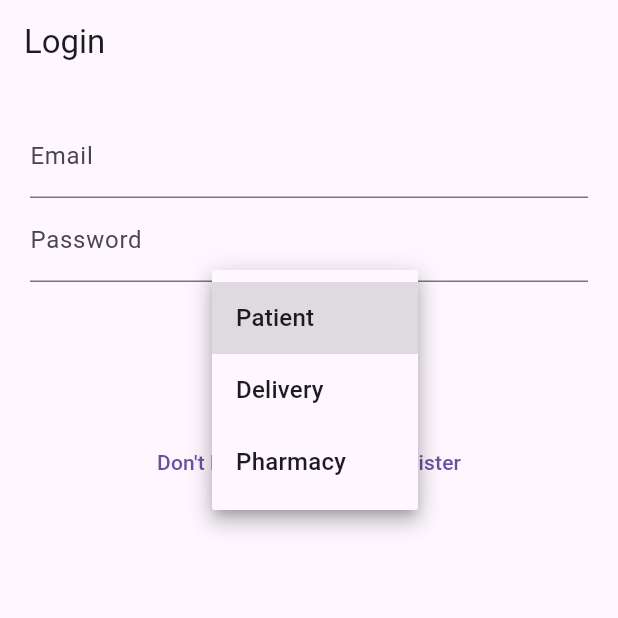
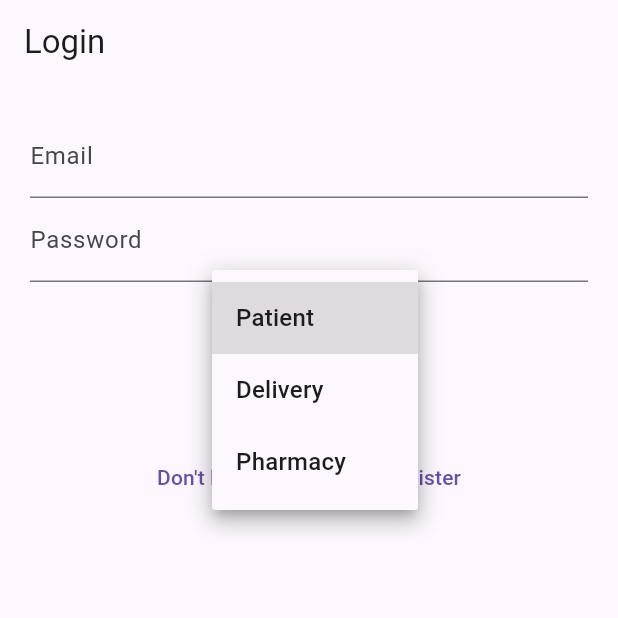
Before and after one commit to AfifaRahman-Mahira/emergency_medicine_finder, a Flutter app: the screen it shows after launch, after a tap on "Patient", on a phone screen of 412 x 824 dp, the top half of it. Run offline on Flutter 3.47's test engine with Material 3 defaults, Android fonts, the light colour scheme and no system bars; our stand-ins replace shared_preferences.

Commit message:
code cleanup

```diff
--- a/lib/data/dummy_data.dart
+++ b/lib/data/dummy_data.dart
@@ -8,27 +8,33 @@ List<Medicine> allMedicines = [];
 
 Future<void> saveAllData() async {
   final prefs = await SharedPreferences.getInstance();
-  final String userEnc = jsonEncode(users.map((u) => u.toMap()).toList());
-  final String medEnc = jsonEncode(allMedicines.map((m) => m.toMap()).toList());
 
-  await prefs.setString('user_db', userEnc);
-  await prefs.setString('med_db', medEnc);
+  await prefs.setString(
+    'user_db',
+    jsonEncode(users.map((u) => u.toMap()).toList()),
+  );
+
+  await prefs.setString(
+    'med_db',
+    jsonEncode(allMedicines.map((m) => m.toMap()).toList()),
+  );
 }
 
 Future<void> loadAllData() async {
   final prefs = await SharedPreferences.getInstance();
-  final String? savedUsers = prefs.getString('user_db');
-  final String? savedMeds = prefs.getString('med_db');
+
+  final savedUsers = prefs.getString('user_db');
+  final savedMeds = prefs.getString('med_db');
 
   if (savedUsers != null) {
-    users = List<User>.from(
-      (jsonDecode(savedUsers) as List).map((i) => User.fromMap(i))
-    );
+    users = (jsonDecode(savedUsers) as List)
+        .map((e) => User.fromMap(e))
+        .toList();
   }
+
   if (savedMeds != null) {
-    // এখানে টাইপ কাস্টিং নিশ্চিত করা হয়েছে
-    allMedicines = List<Medicine>.from(
-      (jsonDecode(savedMeds) as List).map((i) => Medicine.fromMap(i))
-    );
+    allMedicines = (jsonDecode(savedMeds) as List)
+        .map((e) => Medicine.fromMap(e))
+        .toList();
   }
 }
--- a/lib/main.dart
+++ b/lib/main.dart
@@ -3,11 +3,14 @@ import 'screens/login_screen.dart';
 import 'data/dummy_data.dart';
 
 void main() async {
+
   WidgetsFlutterBinding.ensureInitialized();
-  await loadAllData(); // load data on app start
+
+
+  await loadAllData();
+
   runApp(EmergencyMedicineFinder());
 }
-
 
 class EmergencyMedicineFinder extends StatelessWidget {
   @override
--- a/lib/screens/login_screen.dart
+++ b/lib/screens/login_screen.dart
@@ -15,41 +15,90 @@ class _LoginScreenState extends State<LoginScreen> {
   final passwordController = TextEditingController();
   String selectedRole = 'Patient';
 
+  bool loading = true;
+
+  @override
+  void initState() {
+    super.initState();
+    _load();
+  }
+
+  Future<void> _load() async {
+    await loadAllData(); // 🔥 VERY IMPORTANT
+    setState(() {
+      loading = false;
+    });
+  }
+
   void login() {
     try {
       final user = users.firstWhere((u) =>
-        u.email == emailController.text &&
-        u.password == passwordController.text &&
-        u.role == selectedRole);
+          u.email == emailController.text.trim() &&
+          u.password == passwordController.text.trim() &&
+          u.role == selectedRole);
 
-      Widget nextScreen;
-      if (user.role == 'Patient') nextScreen = PatientHome();
-      else if (user.role == 'Delivery') nextScreen = DeliveryHome();
-      else nextScreen = PharmacyHome(pharmacyName: user.pharmacyName ?? "Pharmacy");
+      Widget next;
+      if (user.role == 'Patient') {
+        next = PatientHome();
+      } else if (user.role == 'Delivery') {
+        next = DeliveryHome();
+      } else {
+        next = PharmacyHome(
+          pharmacyName: user.pharmacyName ?? 'Pharmacy',
+        );
+      }
 
-      Navigator.pushReplacement(context, MaterialPageRoute(builder: (_) => nextScreen));
+      Navigator.pushReplacement(
+        context,
+        MaterialPageRoute(builder: (_) => next),
+      );
     } catch (e) {
-      ScaffoldMessenger.of(context).showSnackBar(SnackBar(content: Text("Invalid Credentials or Role!")));
+      ScaffoldMessenger.of(context).showSnackBar(
+        const SnackBar(content: Text("Invalid email / password / role")),
+      );
     }
   }
 
   @override
   Widget build(BuildContext context) {
+    if (loading) {
+      return const Scaffold(
+        body: Center(child: CircularProgressIndicator()),
+      );
+    }
+
     return Scaffold(
-      appBar: AppBar(title: Text("Login")),
+      appBar: AppBar(title: const Text("Login")),
       body: Padding(
-        padding: EdgeInsets.all(20),
+        padding: const EdgeInsets.all(20),
         child: Column(
           children: [
-            TextField(controller: emailController, decoration: InputDecoration(labelText: "Email")),
-            TextField(controller: passwordController, decoration: InputDecoration(labelText: "Password"), obscureText: true),
+            TextField(
+              controller: emailController,
+              decoration: const InputDecoration(labelText: "Email"),
+            ),
+            TextField(
+              controller: passwordController,
+              decoration: const InputDecoration(labelText: "Password"),
+              obscureText: true,
+            ),
             DropdownButton<String>(
               value: selectedRole,
-              items: ['Patient', 'Delivery', 'Pharmacy'].map((r) => DropdownMenuItem(value: r, child: Text(r))).toList(),
+              items: ['Patient', 'Delivery', 'Pharmacy']
+                  .map((r) =>
+                      DropdownMenuItem(value: r, child: Text(r)))
+                  .toList(),
               onChanged: (val) => setState(() => selectedRole = val!),
             ),
-            ElevatedButton(onPressed: login, child: Text("Login")),
-            TextButton(onPressed: () => Navigator.push(context, MaterialPageRoute(builder: (_) => RegisterScreen())), child: Text("Don't have an account? Register")),
+            const SizedBox(height: 10),
+            ElevatedButton(onPressed: login, child: const Text("Login")),
+            TextButton(
+              onPressed: () => Navigator.push(
+                context,
+                MaterialPageRoute(builder: (_) => RegisterScreen()),
+              ),
+              child: const Text("Don't have an account? Register"),
+            ),
           ],
         ),
       ),
--- a/lib/screens/patient_home.dart
+++ b/lib/screens/patient_home.dart
@@ -1,5 +1,5 @@
 import 'package:flutter/material.dart';
-import '../data/dummy_data.dart'; // এই ইমপোর্টটি জরুরি
+import '../data/dummy_data.dart';
 
 class PatientHome extends StatelessWidget {
   @override
--- a/lib/screens/pharmacy_home.dart
+++ b/lib/screens/pharmacy_home.dart
@@ -24,7 +24,7 @@ class _PharmacyHomeState extends State<PharmacyHome> {
           price: double.parse(priceController.text),
         ));
       });
-      await saveAllData(); // ডাটা ফাইলে সেভ হবে
+      await saveAllData();
       Navigator.pop(context);
     }
   }
--- a/lib/screens/register_screen.dart
+++ b/lib/screens/register_screen.dart
@@ -26,7 +26,6 @@ class _RegisterScreenState extends State<RegisterScreen> {
       return;
     }
 
-    // নতুন ইউজার ডাটা লিস্টে যুক্ত করা
     users.add(User(
       email: email,
       password: password,
@@ -34,7 +33,7 @@ class _RegisterScreenState extends State<RegisterScreen> {
       pharmacyName: selectedRole == 'Pharmacy' ? pharmacyController.text.trim() : null,
     ));
 
-    // ডাটা ফাইলে সেভ করা (Persistence)
+
     await saveAllData();
 
     if (mounted) {
@@ -65,7 +64,7 @@ class _RegisterScreenState extends State<RegisterScreen> {
                 obscureText: true,
               ),
               const SizedBox(height: 16),
-              // এখানে initialValue ব্যবহার করে এরর ফিক্স করা হয়েছে
+
               DropdownButtonFormField<String>(
                 decoration: const InputDecoration(labelText: "Register As", border: OutlineInputBorder()),
                 initialValue: selectedRole,
```
